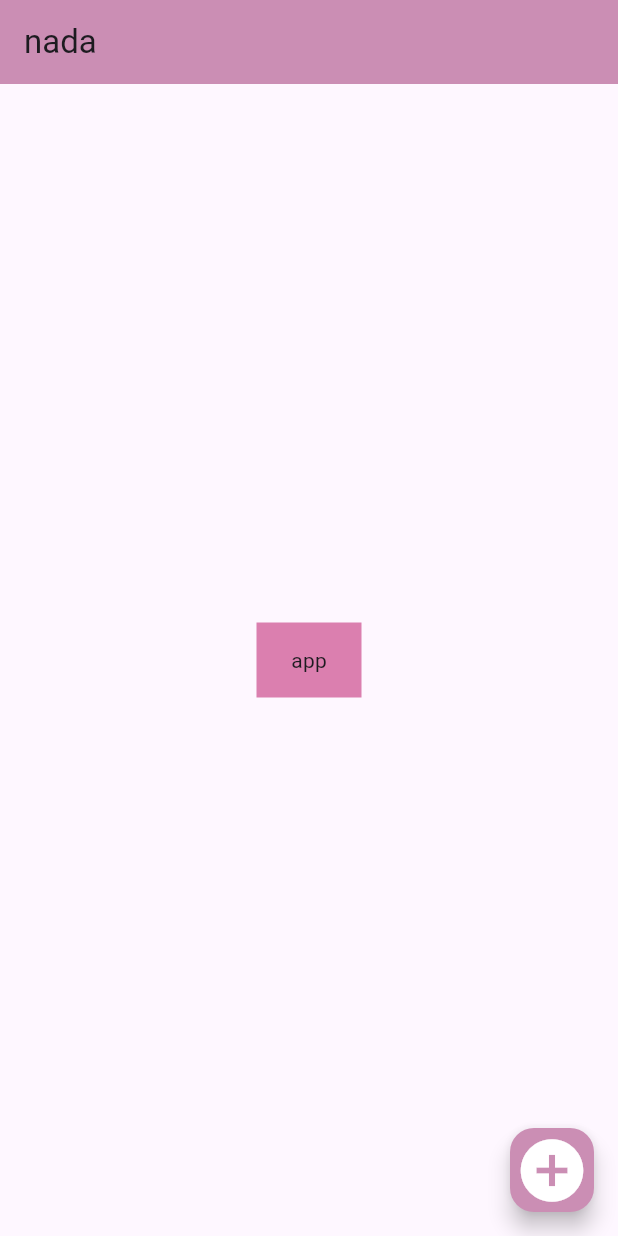
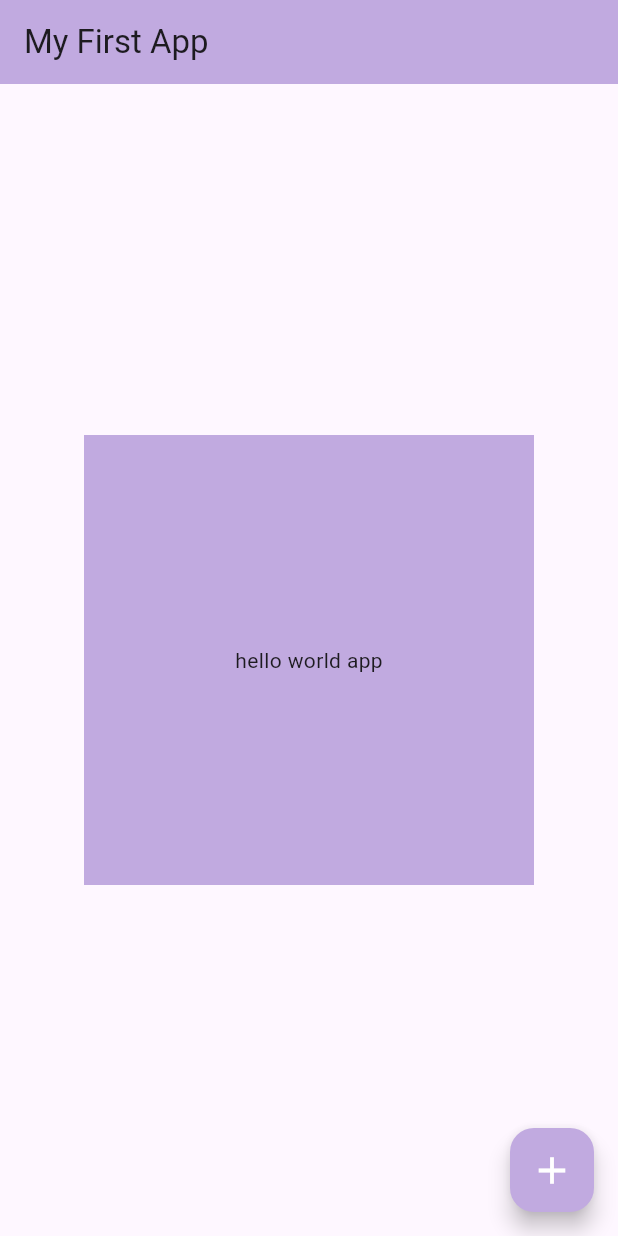
Before and after one commit to nada630/first_project, a Flutter app: the screen it shows after launch, on a phone screen of 412 x 824 dp. Run offline on Flutter 3.47's test engine with Material 3 defaults, Android fonts, the phone set to English and light mode, and no system bars.

Commit message:
Fix class name casing and update UI elements for consistency

```diff
--- a/lib/main.dart
+++ b/lib/main.dart
@@ -1,12 +1,11 @@
 import 'package:flutter/material.dart';
-import 'package:flutter/widgets.dart';
 
 void main() {
-  runApp(const MYAPP());
+  runApp(const MyApp());
 }
 
-class MYAPP extends StatelessWidget {
-  const MYAPP();
+class MyApp extends StatelessWidget {
+  const MyApp();
 
   @override
   Widget build(BuildContext context) {
@@ -14,20 +13,21 @@ class MYAPP extends StatelessWidget {
       home: Scaffold(
         body: Center(
           child: Container(
-            child: Center(child: Text("app")),
-            width: 70,
-            height: 50,
-            color: Color.fromARGB(255, 219, 127, 175),
+            child: Center(child: Text("hello world app")),
+            width: 300,
+            height: 300,
+            color: const Color.fromARGB(255, 193, 170, 224),
           ),
         ),
+
         appBar: AppBar(
-          title: Text("nada"),
-          backgroundColor: Color.fromARGB(255, 203, 142, 180),
+          title: Text("My First App"),
+          backgroundColor: const Color.fromARGB(255, 193, 170, 224),
         ),
         floatingActionButton: FloatingActionButton(
           onPressed: () {},
-          backgroundColor: const Color.fromARGB(255, 203, 142, 180),
-          child: Icon(Icons.add_circle, color: Colors.white, size: 50.0),
+          backgroundColor: const Color.fromARGB(255, 193, 170, 224),
+          child: const Icon(Icons.add, color: Colors.white, size: 30),
         ),
       ),
     );
```
